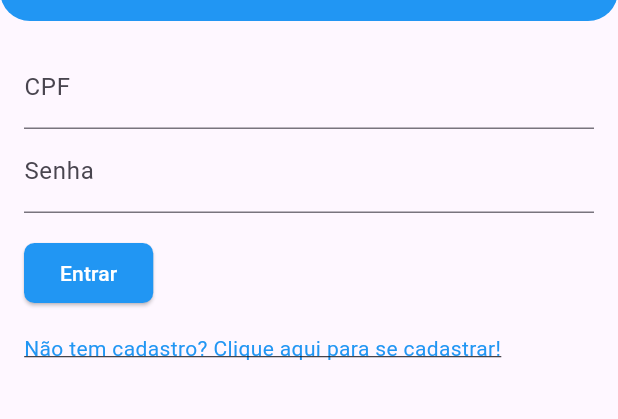
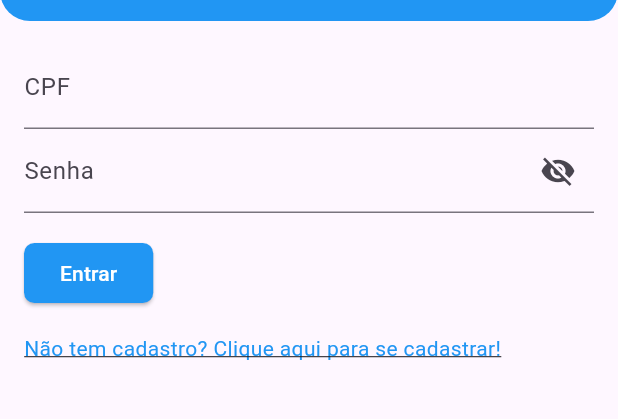
Before and after one commit to Gabrielmmk/appBanco, a Flutter app: the screen it shows after launch, on a phone screen of 412 x 824 dp, the part 63-482 px from its top. Run offline on Flutter 3.47's test engine with Material 3 defaults, Android fonts, the phone set to English and light mode, and no system bars; our stand-ins replace email_validator, mask_text_input_formatter.

Commit message:
Adicionado botão de visibilidade de senha

```diff
--- a/lib/main.dart
+++ b/lib/main.dart
@@ -1,5 +1,8 @@
+import 'package:flutter/cupertino.dart';
 import 'package:flutter/material.dart';
+import 'package:flutter/widgets.dart';
 import 'cadastro.dart';
+import 'package:mask_text_input_formatter/mask_text_input_formatter.dart';
 
 void main() {
   runApp(const MyApp());
@@ -7,6 +10,7 @@ void main() {
 
 class MyApp extends StatelessWidget {
   const MyApp({Key? key}) : super(key: key);
+
 
   @override
   Widget build(BuildContext context) {
@@ -31,6 +35,9 @@ class _MyFormPageState extends State<MyFormPage> {
   final _formKey = GlobalKey<FormState>();
   TextEditingController _nameController = TextEditingController();
   TextEditingController _emailController = TextEditingController();
+  final cpfFormatter = MaskTextInputFormatter(mask: '###.###.###-##', filter: {"#": RegExp(r'[0-9]')});
+
+  bool _obscureText = false;
 
   @override
   Widget build(BuildContext context) {
@@ -56,10 +63,12 @@ class _MyFormPageState extends State<MyFormPage> {
             crossAxisAlignment: CrossAxisAlignment.start,
             children: <Widget>[
               TextFormField(
+                inputFormatters: [cpfFormatter],
                 controller: _nameController,
                 decoration: const InputDecoration(
                   labelText: 'CPF',
                 ),
+                keyboardType: TextInputType.number,
                 validator: (value) {
                   if (value == null || value.isEmpty) {
                     return 'Por favor, insira seu CPF';
@@ -68,10 +77,21 @@ class _MyFormPageState extends State<MyFormPage> {
                 },
               ),
               TextFormField(
+                obscureText: _obscureText == false ? true : false,
                 controller: _emailController,
-                decoration: const InputDecoration(
+                decoration:  InputDecoration(
                   labelText: 'Senha',
+                  suffixIcon: GestureDetector(
+                    child: Icon(_obscureText == false ? Icons.visibility_off : Icons.visibility),
+                    onTap: (){
+                      setState(() {
+                        _obscureText =! _obscureText;
+                      });
+                    },
+                  ),
+
                 ),
+
                 validator: (value) {
                   if (value == null || value.isEmpty) {
                     return 'Por favor, insira sua Senha';
```
